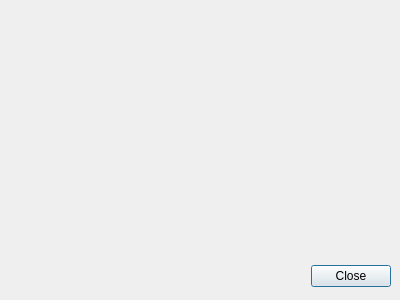
Above: LinImaMT/bootsector.ui from MCbx/linimamt before the change. Below: the same form after it.
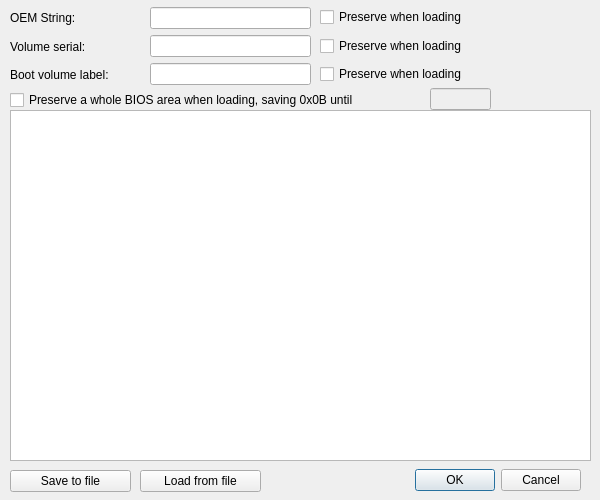
That is the form after the change.

Commit message: Boot sector editor

```diff
--- a/LinImaMT/bootsector.ui
+++ b/LinImaMT/bootsector.ui
@@ -6,19 +6,31 @@
    <rect>
     <x>0</x>
     <y>0</y>
-    <width>400</width>
-    <height>300</height>
+    <width>600</width>
+    <height>500</height>
    </rect>
   </property>
+  <property name="minimumSize">
+   <size>
+    <width>600</width>
+    <height>500</height>
+   </size>
+  </property>
+  <property name="maximumSize">
+   <size>
+    <width>600</width>
+    <height>500</height>
+   </size>
+  </property>
   <property name="windowTitle">
    <string>Dialog</string>
   </property>
   <widget class="QDialogButtonBox" name="buttonBox">
    <property name="geometry">
     <rect>
-     <x>50</x>
-     <y>260</y>
-     <width>341</width>
+     <x>290</x>
+     <y>464</y>
+     <width>291</width>
      <height>32</height>
     </rect>
    </property>
@@ -26,7 +38,226 @@
     <enum>Qt::Horizontal</enum>
    </property>
    <property name="standardButtons">
-    <set>QDialogButtonBox::Close</set>
+    <set>QDialogButtonBox::Cancel|QDialogButtonBox::Ok</set>
+   </property>
+  </widget>
+  <widget class="QLineEdit" name="leOEMString">
+   <property name="geometry">
+    <rect>
+     <x>150</x>
+     <y>7</y>
+     <width>161</width>
+     <height>22</height>
+    </rect>
+   </property>
+   <property name="font">
+    <font>
+     <family>Courier</family>
+    </font>
+   </property>
+   <property name="maxLength">
+    <number>8</number>
+   </property>
+  </widget>
+  <widget class="QLineEdit" name="leSerial">
+   <property name="geometry">
+    <rect>
+     <x>150</x>
+     <y>35</y>
+     <width>161</width>
+     <height>22</height>
+    </rect>
+   </property>
+   <property name="font">
+    <font>
+     <family>Courier</family>
+    </font>
+   </property>
+   <property name="text">
+    <string/>
+   </property>
+   <property name="maxLength">
+    <number>8</number>
+   </property>
+  </widget>
+  <widget class="QLineEdit" name="leLabel">
+   <property name="geometry">
+    <rect>
+     <x>150</x>
+     <y>63</y>
+     <width>161</width>
+     <height>22</height>
+    </rect>
+   </property>
+   <property name="font">
+    <font>
+     <family>Courier</family>
+    </font>
+   </property>
+   <property name="maxLength">
+    <number>11</number>
+   </property>
+  </widget>
+  <widget class="QLabel" name="label">
+   <property name="geometry">
+    <rect>
+     <x>10</x>
+     <y>10</y>
+     <width>141</width>
+     <height>16</height>
+    </rect>
+   </property>
+   <property name="text">
+    <string>OEM String:</string>
+   </property>
+  </widget>
+  <widget class="QLabel" name="label_2">
+   <property name="geometry">
+    <rect>
+     <x>10</x>
+     <y>39</y>
+     <width>141</width>
+     <height>16</height>
+    </rect>
+   </property>
+   <property name="text">
+    <string>Volume serial:</string>
+   </property>
+  </widget>
+  <widget class="QLabel" name="label_3">
+   <property name="geometry">
+    <rect>
+     <x>10</x>
+     <y>67</y>
+     <width>141</width>
+     <height>16</height>
+    </rect>
+   </property>
+   <property name="text">
+    <string>Boot volume label:</string>
+   </property>
+  </widget>
+  <widget class="QPlainTextEdit" name="teHexView">
+   <property name="geometry">
+    <rect>
+     <x>10</x>
+     <y>110</y>
+     <width>581</width>
+     <height>351</height>
+    </rect>
+   </property>
+   <property name="font">
+    <font>
+     <family>Courier</family>
+    </font>
+   </property>
+   <property name="undoRedoEnabled">
+    <bool>false</bool>
+   </property>
+   <property name="readOnly">
+    <bool>true</bool>
+   </property>
+  </widget>
+  <widget class="QPushButton" name="pushButton">
+   <property name="geometry">
+    <rect>
+     <x>140</x>
+     <y>470</y>
+     <width>121</width>
+     <height>22</height>
+    </rect>
+   </property>
+   <property name="text">
+    <string>Load from file</string>
+   </property>
+  </widget>
+  <widget class="QPushButton" name="pushButton_2">
+   <property name="geometry">
+    <rect>
+     <x>10</x>
+     <y>470</y>
+     <width>121</width>
+     <height>22</height>
+    </rect>
+   </property>
+   <property name="text">
+    <string>Save to file</string>
+   </property>
+  </widget>
+  <widget class="QCheckBox" name="cbPreserveSerial">
+   <property name="geometry">
+    <rect>
+     <x>320</x>
+     <y>36</y>
+     <width>231</width>
+     <height>20</height>
+    </rect>
+   </property>
+   <property name="text">
+    <string>Preserve when loading</string>
+   </property>
+  </widget>
+  <widget class="QCheckBox" name="cbPreserveLabel">
+   <property name="geometry">
+    <rect>
+     <x>320</x>
+     <y>64</y>
+     <width>221</width>
+     <height>20</height>
+    </rect>
+   </property>
+   <property name="text">
+    <string>Preserve when loading</string>
+   </property>
+  </widget>
+  <widget class="QCheckBox" name="cbPreserveOEM">
+   <property name="geometry">
+    <rect>
+     <x>320</x>
+     <y>7</y>
+     <width>231</width>
+     <height>20</height>
+    </rect>
+   </property>
+   <property name="text">
+    <string>Preserve when loading</string>
+   </property>
+  </widget>
+  <widget class="QCheckBox" name="cbPreserveBIOS">
+   <property name="geometry">
+    <rect>
+     <x>10</x>
+     <y>90</y>
+     <width>411</width>
+     <height>20</height>
+    </rect>
+   </property>
+   <property name="toolTip">
+    <string>Use to preserve disk geometry and root directory information when substituting boot block from drive with other geometry</string>
+   </property>
+   <property name="text">
+    <string>Preserve a whole BIOS area when loading, saving 0x0B until</string>
+   </property>
+  </widget>
+  <widget class="QLineEdit" name="leBIOSEnds">
+   <property name="enabled">
+    <bool>false</bool>
+   </property>
+   <property name="geometry">
+    <rect>
+     <x>430</x>
+     <y>88</y>
+     <width>61</width>
+     <height>22</height>
+    </rect>
+   </property>
+   <property name="font">
+    <font>
+     <family>Courier</family>
+    </font>
+   </property>
+   <property name="maxLength">
+    <number>5</number>
    </property>
   </widget>
  </widget>
```
Left out of the diff: 2 changed lines with no effect on the pictures. The commit also changes 7 other files.
